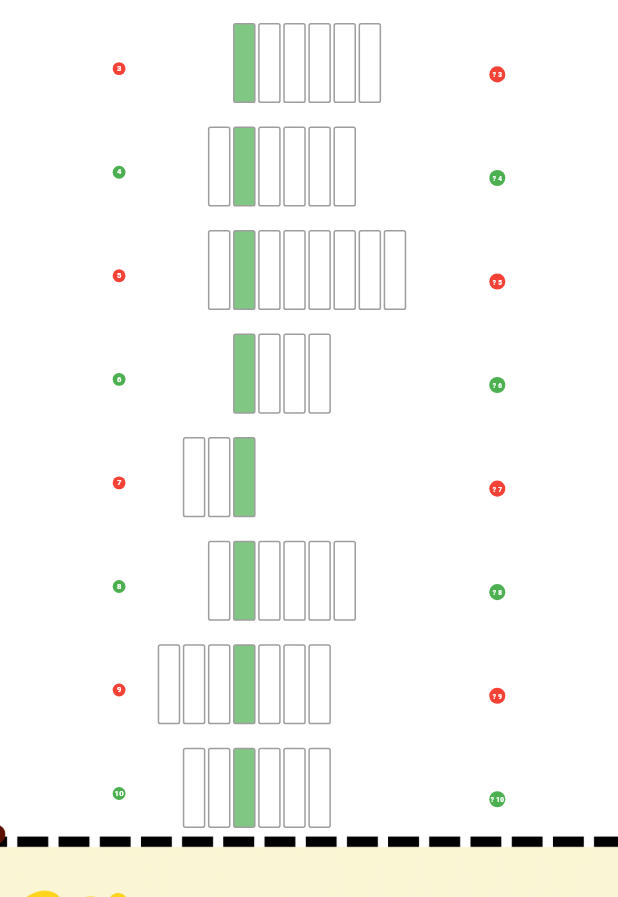
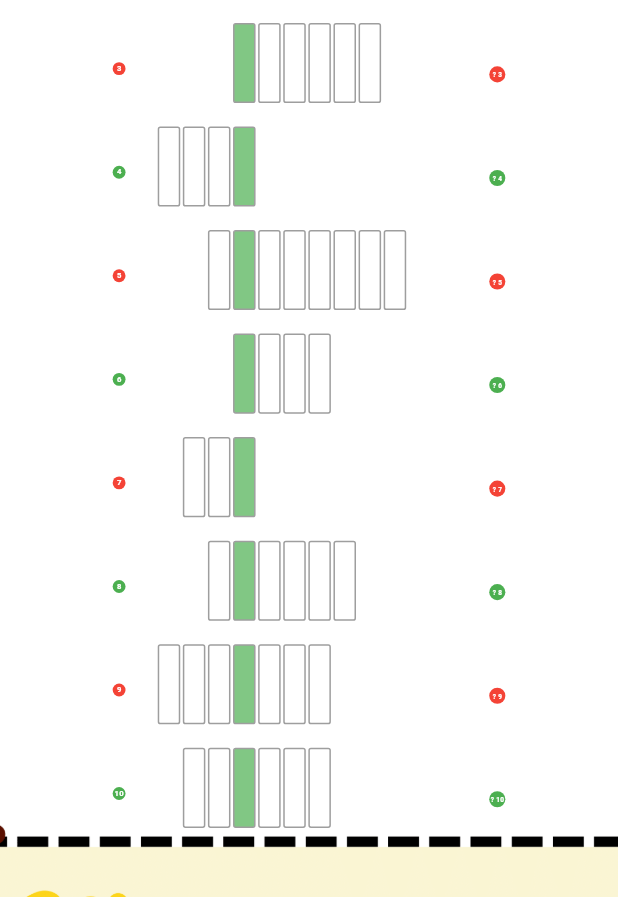
Before and after one commit to phanconghieu021100/phanconghieu021100.github.io, a Flutter app: the VietnameseCrosswordPuzzle screen opened directly, on a phone screen of 412 x 824 dp, the part 339-1236 px from its top. Run offline on Flutter 3.47's test engine with Material 3 defaults, Android fonts, the phone set to English and light mode, and no system bars; our stand-ins replace another_flushbar, flutter_screenutil, google_fonts, video_player.

Commit message:
fixbug câu 4

```diff
--- a/lib/box_content.dart
+++ b/lib/box_content.dart
@@ -2,6 +2,7 @@
 
 import 'package:flutter/material.dart';
 import 'package:flutter_screenutil/flutter_screenutil.dart';
+import 'package:google_fonts/google_fonts.dart';
 
 class BoxContent extends StatelessWidget {
   const BoxContent({super.key, this.content, this.colorContainer});
@@ -19,10 +20,10 @@ class BoxContent extends StatelessWidget {
           borderRadius: BorderRadius.circular(8.r),
           color: colorContainer),
       child: Center(
-          child: Text(
-        content ?? '',
-        style: TextStyle(fontWeight: FontWeight.w600, fontSize: 24.sp),
-      )),
+          child: Text(content ?? '',
+              style: GoogleFonts.baloo2(
+                  fontWeight: FontWeight.w600, fontSize: 28.sp)
+              )),
     );
   }
 }
--- a/lib/convert.dart
+++ b/lib/convert.dart
@@ -6,11 +6,8 @@ bool shouldHideCell(int row, int col) {
     0: {0, 1, 2, 9},
     1: {0, 5, 6, 7, 8, 9},
     2: {0, 1, 2, 9},
-    3: {0, 1, 8, 9},
-    4: {
-      0,
-      1,
-    },
+    3: {4,5,6,7,8,9},
+    4: {0,1},
     5: {0, 1, 2, 7, 8, 9},
     6: {0, 4, 5, 6, 7, 8, 9},
     7: {0, 1, 8, 9},
@@ -25,7 +22,7 @@ final Map<int, String> answers = {
   0: 'AGENCY',
   1: 'VOID',
   2: 'REMARK',
-  3: 'ADDPAX',
+  3: 'HOLD',
   4: 'DANHSACH',
   5: 'TACH',
   6: 'VNA',
@@ -100,12 +97,10 @@ String getContent(int row, int col) {
   //dòng 3
   if (row == 3) {
     const agencyLetters = [
-      'A',
+      'H',
+      'O',
+      'L',
       'D',
-      'D',
-      'P',
-      'A',
-      'X',
     ];
 
     // Danh sách các cột KHÔNG ẩn trong dòng 0
```
Also changed, not shown: lib/crossword_puzzle.dart (+20 -3 lines).
